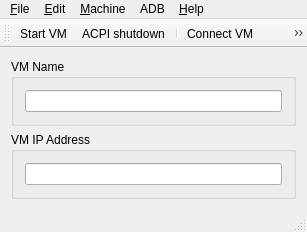
The window that mainwindow.ui (mithat/androidvmgr) describes before a commit, drawn with Qt 5.
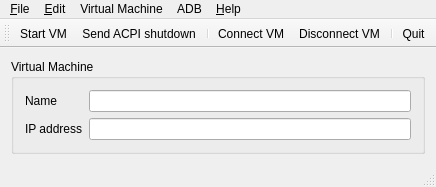
The same window after the commit. Icons and pictures are not drawn.

Commit message: Restructure menus.

What changed in the file:
```diff
--- a/mainwindow.ui
+++ b/mainwindow.ui
@@ -2,14 +2,6 @@
 <ui version="4.0">
  <class>MainWindow</class>
  <widget class="QMainWindow" name="MainWindow">
-  <property name="geometry">
-   <rect>
-    <x>0</x>
-    <y>0</y>
-    <width>307</width>
-    <height>225</height>
-   </rect>
-  </property>
   <property name="windowTitle">
    <string>Android VM Manager</string>
   </property>
@@ -18,36 +10,44 @@
     <normaloff>:/icons/icons/application-default-icon.png</normaloff>:/icons/icons/application-default-icon.png</iconset>
   </property>
   <widget class="QWidget" name="centralWidget">
-   <layout class="QGridLayout" name="gridLayout">
-    <item row="2" column="0">
-     <widget class="QGroupBox" name="group_ipAddr">
+   <layout class="QVBoxLayout" name="verticalLayout">
+    <item>
+     <widget class="QGroupBox" name="group_VM">
       <property name="title">
-       <string>VM IP Address</string>
+       <string>Virtual Machine</string>
       </property>
-      <layout class="QVBoxLayout" name="verticalLayout_2">
-       <item>
-        <widget class="QLineEdit" name="lineEdit_ipAddr">
-         <property name="toolTip">
-          <string>IP address of the virtual machine (e.g., 192.168.56.101)</string>
+      <layout class="QFormLayout" name="formLayout">
+       <item row="0" column="0">
+        <widget class="QLabel" name="label_vmName">
+         <property name="text">
+          <string>Name</string>
+         </property>
+         <property name="buddy">
+          <cstring>lineEdit_vmName</cstring>
          </property>
         </widget>
        </item>
-      </layout>
-     </widget>
-    </item>
-    <item row="1" column="0">
-     <widget class="QGroupBox" name="group_vmName">
-      <property name="title">
-       <string>VM Name</string>
-      </property>
-      <layout class="QVBoxLayout" name="verticalLayout">
-       <item>
+       <item row="0" column="1">
         <widget class="QLineEdit" name="lineEdit_vmName">
          <property name="toolTip">
           <string>Name of the virtual machine in Virtual Box</string>
          </property>
         </widget>
        </item>
+       <item row="1" column="0">
+        <widget class="QLabel" name="label_ipAddr">
+         <property name="text">
+          <string>IP address</string>
+         </property>
+        </widget>
+       </item>
+       <item row="1" column="1">
+        <widget class="QLineEdit" name="lineEdit_ipAddr">
+         <property name="toolTip">
+          <string>IP address of the virtual machine (e.g., 192.168.56.101)</string>
+         </property>
+        </widget>
+       </item>
       </layout>
      </widget>
     </item>
@@ -58,7 +58,7 @@
     <rect>
      <x>0</x>
      <y>0</y>
-     <width>307</width>
+     <width>300</width>
      <height>19</height>
     </rect>
    </property>
@@ -83,7 +83,7 @@
    </widget>
    <widget class="QMenu" name="menu_Machine">
     <property name="title">
-     <string>&amp;Machine</string>
+     <string>Virtual Machine</string>
     </property>
     <addaction name="actionRun_emulator"/>
     <addaction name="actionACPI_shutdown"/>
@@ -119,8 +119,6 @@
    <addaction name="actionConnect"/>
    <addaction name="actionDisconnect"/>
    <addaction name="separator"/>
-   <addaction name="actionPreferences"/>
-   <addaction name="separator"/>
    <addaction name="actionQuit"/>
   </widget>
   <widget class="QStatusBar" name="statusBar"/>
@@ -220,7 +218,7 @@
      <normaloff>:/icons/icons/media-playback-stop.png</normaloff>:/icons/icons/media-playback-stop.png</iconset>
    </property>
    <property name="text">
-    <string>ACPI s&amp;hutdown</string>
+    <string>Send ACPI s&amp;hutdown</string>
    </property>
    <property name="toolTip">
     <string>Send ACPI shutdown signal to virtual machine.</string>
```
Left out of the diff: 6 changed lines with no effect on the pictures.
